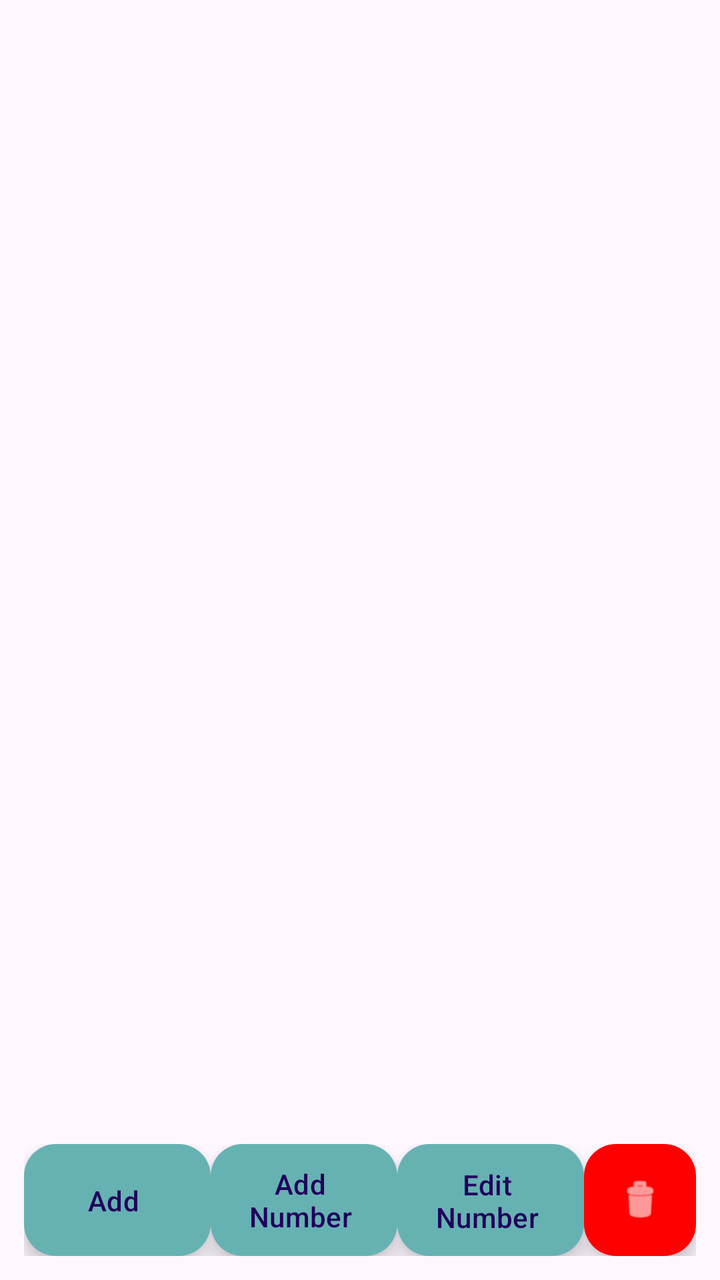
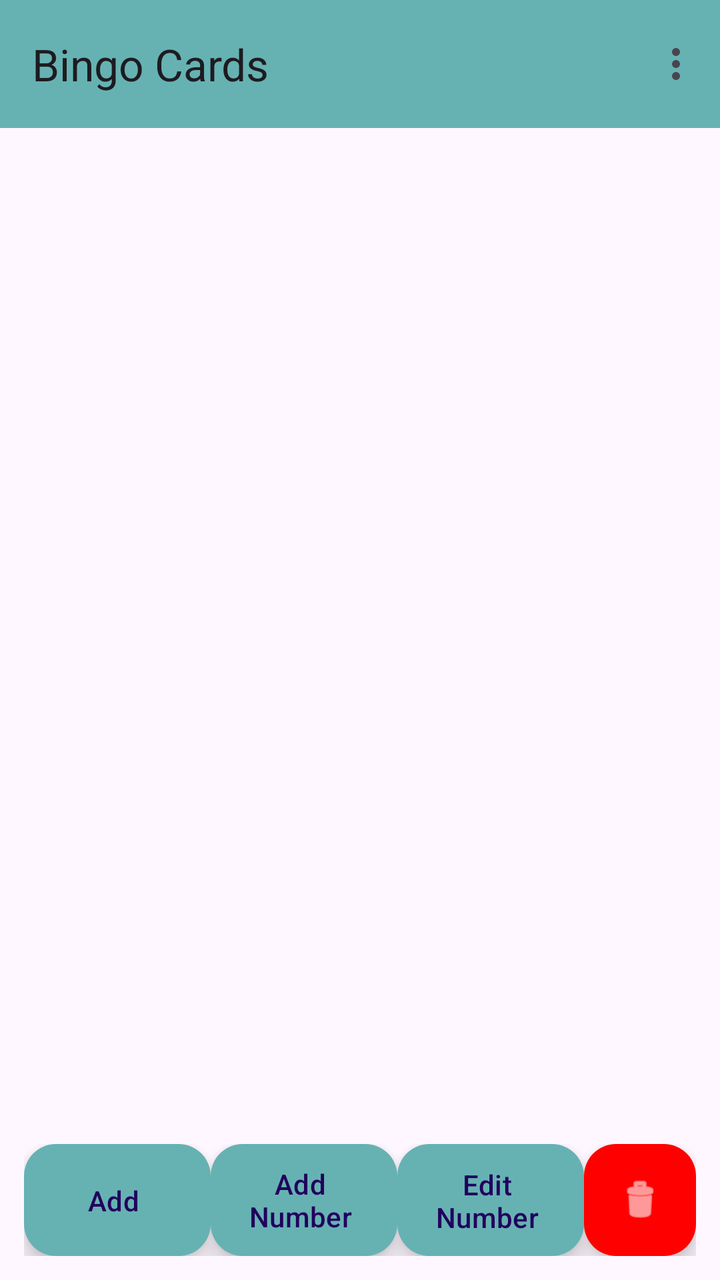

The first picture is an Android layout as it rendered before a commit; the second is the same layout after the commit. The layout source and the unified diff follow.
<!-- AndroidManifest.xml: activity theme Theme.BingoApp -->
<!-- res/layout/activity_main.xml -->
<?xml version="1.0" encoding="utf-8"?>
<androidx.coordinatorlayout.widget.CoordinatorLayout
    xmlns:android="http://schemas.android.com/apk/res/android"
    xmlns:app="http://schemas.android.com/apk/res-auto"
    android:layout_width="match_parent"
    android:layout_height="match_parent"
    android:fitsSystemWindows="true">

    <androidx.recyclerview.widget.RecyclerView
        android:id="@+id/rv_bingo_cards"
        android:layout_width="match_parent"
        android:layout_height="match_parent"
        android:clipToPadding="false"/>

    <LinearLayout
        android:id="@+id/bottomBar"
        android:layout_width="match_parent"
        android:layout_height="wrap_content"
        android:padding="12dp"
        android:orientation="horizontal"
        android:gravity="center"
        android:layout_gravity="bottom">

        <com.google.android.material.floatingactionbutton.ExtendedFloatingActionButton
            android:id="@+id/addCardButton"
            android:layout_width="0dp"
            android:layout_height="wrap_content"
            android:layout_weight="1"
            android:text="Add Card"
            app:backgroundTint="@color/teal_600"
            android:onClick="onClickAddCard" />

        <com.google.android.material.floatingactionbutton.ExtendedFloatingActionButton
            android:id="@+id/addNumberButton"
            android:layout_width="0dp"
            android:layout_height="wrap_content"
            android:layout_weight="1"
            android:text="Add Number"
            android:maxLines="2"
            app:backgroundTint="@color/teal_600"
            android:onClick="onClickAddNumber" />

        <com.google.android.material.floatingactionbutton.ExtendedFloatingActionButton
            android:id="@+id/editNumberButton"
            android:layout_width="0dp"
            android:layout_height="wrap_content"
            android:layout_weight="1"
            android:maxLines="2"
            android:text="Edit Numbers"
            app:backgroundTint="@color/teal_600"
            android:onClick="onClickEditNumbers" />

        <com.google.android.material.floatingactionbutton.FloatingActionButton
            android:id="@+id/btnUpdate"
            android:layout_width="wrap_content"
            android:layout_height="wrap_content"
            android:layout_gravity="bottom|end"
            android:src="@android:drawable/ic_menu_delete"
            app:tint="@android:color/white"
            app:backgroundTint="@color/red_600"
            android:onClick="onClickClearAll"
            android:contentDescription="Clear all"/>
    </LinearLayout>

</androidx.coordinatorlayout.widget.CoordinatorLayout>
<!-- resources referenced by this layout -->
<resources>
  <color name="red_600">#FF0000</color>
  <color name="teal_600">#66B2B2</color>
  <style name="Theme.BingoApp" parent="Base.Theme.BingoApp" />
  <style name="Base.Theme.BingoApp" parent="Theme.Material3.DayNight.NoActionBar">
          
          
      </style>
</resources>

<!-- the commit's change to res/layout/activity_main.xml (unified diff, before → after) -->
@@ -6,11 +6,32 @@
     android:layout_height="match_parent"
     android:fitsSystemWindows="true">
 
-    <androidx.recyclerview.widget.RecyclerView
-        android:id="@+id/rv_bingo_cards"
+    <LinearLayout
         android:layout_width="match_parent"
         android:layout_height="match_parent"
-        android:clipToPadding="false"/>
+        android:orientation="vertical">
+
+        <com.google.android.material.appbar.AppBarLayout
+            android:layout_width="match_parent"
+            android:layout_height="wrap_content">
+
+            <com.google.android.material.appbar.MaterialToolbar
+                android:id="@+id/toolbar"
+                android:layout_width="match_parent"
+                android:layout_height="?attr/actionBarSize"
+                android:background="@color/teal_600"
+                app:menu="@menu/menu_main"
+                app:title="Bingo Cards"
+                app:popupTheme="@style/ThemeOverlay.Material3.Light" />
+        </com.google.android.material.appbar.AppBarLayout>
+
+        <androidx.recyclerview.widget.RecyclerView
+            android:id="@+id/rv_bingo_cards"
+            android:layout_width="match_parent"
+            android:layout_height="match_parent"
+            android:clipToPadding="false"/>
+
+    </LinearLayout>
 
     <LinearLayout
         android:id="@+id/bottomBar"
